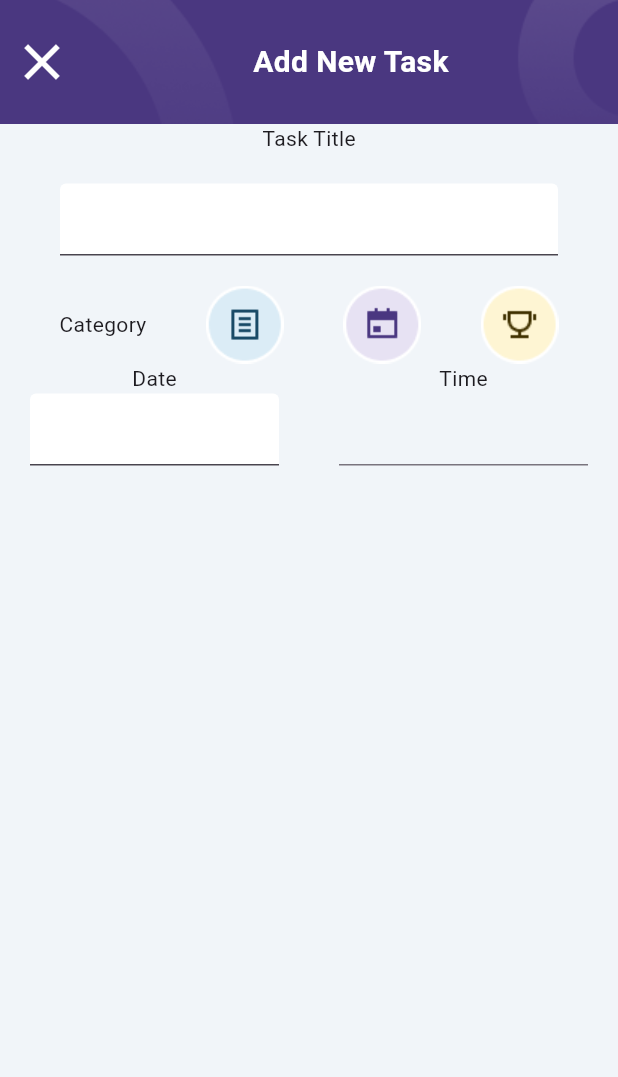
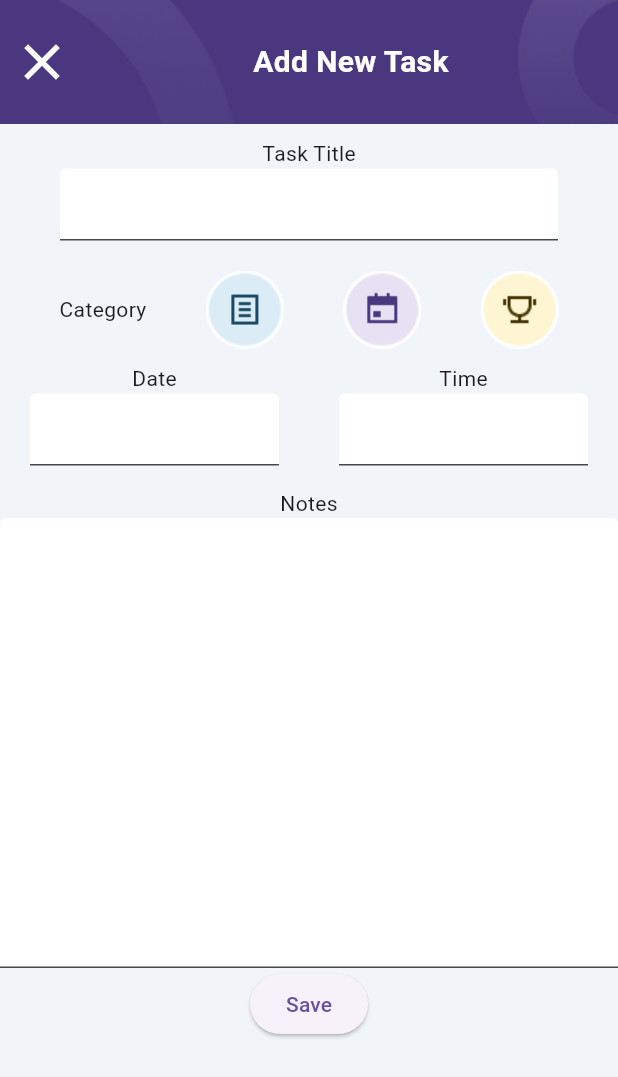
Before and after one commit to aliyenurerdogu/flutter-Todo, a Flutter app: the AddNewTaskScreen screen opened directly, on a phone screen of 412 x 824 dp. Shown: the top 1077 px of the screen. Run offline on Flutter 3.47's test engine with Material 3 defaults, Android fonts, the phone set to English and light mode, and no system bars; our stand-ins replace hexcolor.

Commit message:
task model

```diff
--- /dev/null
+++ b/lib/model/task.dart
@@ -0,0 +1,15 @@
+//bu dosya butun task lerin(todo , completed) tipi yerine gecicek. OOP ye yakın olsun diye boyle yaptık.boylece task olarak yazdıgımız string ifadeleri task constructor ile olusturulmus task tipindeki objeler olucak
+
+class Task {
+  Task({
+    //task constructorı(objesi).ve değişkenler constructor içine baglanır. task objesinin içindeki bu parametreler alttakş final değişkenlere baglanmasını sagladık
+    required this.title,
+    required this.description,
+    required this.isCompleted,
+  });
+
+  final String title;
+  final String description;
+  final String isCompleted;
+  //checkbox işlemleri iscompleted uzerinden yapılıcak.
+}
--- a/lib/screens/add_new_task.dart
+++ b/lib/screens/add_new_task.dart
@@ -12,15 +12,16 @@ class AddNewTaskScreen extends StatelessWidget {
     return SafeArea(
       child: Scaffold(
         backgroundColor: HexColor(backgroundColor),
-        body: Column(
+        body: SingleChildScrollView(
+          child: Column(
             children: [
               Container(
                 width: deviceWidth,
                 height: deviceHeight / 10,
                 decoration: BoxDecoration(
                   image: DecorationImage(
-                    image:
-                        AssetImage("lib/assets/images/add_new_task_header.png"),
+                      image: AssetImage(
+                          "lib/assets/images/add_new_task_header.png"),
                       fit: BoxFit.cover),
                 ),
                 child: Row(
@@ -48,15 +49,19 @@ class AddNewTaskScreen extends StatelessWidget {
                   ],
                 ),
               ),
-            const Text("Task Title"),
               const Padding(
-              padding: EdgeInsets.symmetric(horizontal: 40, vertical: 20),
+                  padding: EdgeInsets.only(top: 10),
+                  child: const Text("Task Title")),
+              const Padding(
+                padding: EdgeInsets.symmetric(horizontal: 40),
                 child: TextField(
                   decoration:
                       InputDecoration(filled: true, fillColor: Colors.white),
                 ),
               ),
-            Row(
+              Padding(
+                padding: EdgeInsets.only(top: 20),
+                child: Row(
                   mainAxisAlignment: MainAxisAlignment.spaceEvenly,
                   children: [
                     const Text("Category"),
@@ -95,7 +100,10 @@ class AddNewTaskScreen extends StatelessWidget {
                     )
                   ],
                 ),
-            const Row(
+              ),
+              Padding(
+                padding: EdgeInsets.only(top: 10),
+                child: const Row(
                   children: [
                     Expanded(
                       child: Column(
@@ -117,13 +125,31 @@ class AddNewTaskScreen extends StatelessWidget {
                           Text("Time"),
                           Padding(
                             padding: EdgeInsets.symmetric(horizontal: 20),
-                          child: TextField())
+                            child: TextField(
+                              decoration: InputDecoration(
+                                  filled: true, fillColor: Colors.white),
+                            ),
+                          )
                         ],
                       ),
                     )
                   ],
-            )
+                ),
+              ),
+              const Padding(
+                  padding: EdgeInsets.only(top: 15), child: Text("Notes")),
+              const SizedBox(
+                height: 300,
+                child: TextField(
+                  expands: true,
+                  maxLines: null,
+                  decoration: InputDecoration(
+                      filled: true, fillColor: Colors.white, isDense: true),
+                ),
+              ),
+              ElevatedButton(onPressed: () {}, child: Text("Save"))
             ],
+          ),
         ),
       ),
     );
```
Lines whose indentation alone changed are shown as unchanged.
